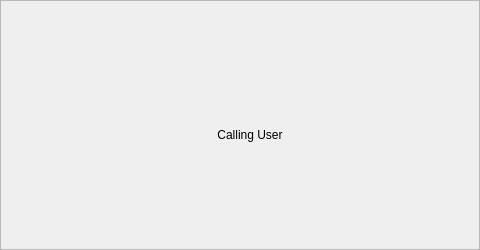
The window that bell-client/ui-designer/Main-Window.ui (tillgo/ring-doorbell) describes before a commit, drawn with Qt 5.
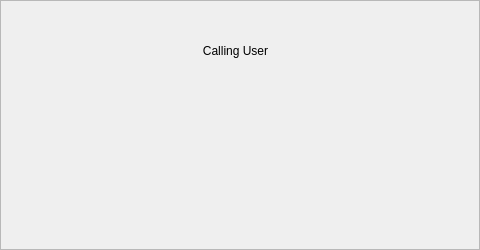
The same window after the commit. The open tabs and pages were chosen to show the change. Icons and pictures are not drawn.

Commit message: get fullscreen with every frame refresh

```diff
--- a/bell-client/ui-designer/Main-Window.ui
+++ b/bell-client/ui-designer/Main-Window.ui
@@ -115,10 +115,10 @@
         <widget class="QLabel" name="label">
          <property name="geometry">
           <rect>
-           <x>0</x>
-           <y>0</y>
-           <width>480</width>
-           <height>250</height>
+           <x>120</x>
+           <y>10</y>
+           <width>211</width>
+           <height>61</height>
           </rect>
          </property>
          <property name="text">
```
Left out of the diff: 2 changed lines with no effect on the pictures. The commit also changes 2 other files.
